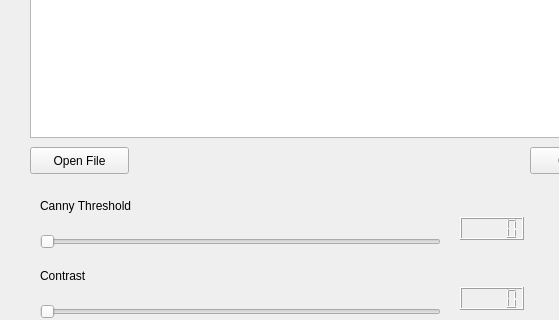
First picture: the form in src/ui/FireSmokeReco.ui, repository oras/DVision, before the edit; both pictures show x 0 to 559 and y 133 to 453 of the 659 by 536 pixel window.
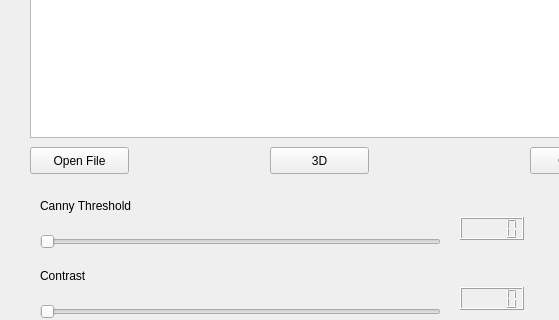
Second picture: the form after the edit.

```diff
--- a/src/ui/FireSmokeReco.ui
+++ b/src/ui/FireSmokeReco.ui
@@ -137,6 +137,19 @@
     <string>Capture</string>
    </property>
   </widget>
+  <widget class="QPushButton" name="pushButton_3">
+   <property name="geometry">
+    <rect>
+     <x>270</x>
+     <y>280</y>
+     <width>99</width>
+     <height>27</height>
+    </rect>
+   </property>
+   <property name="text">
+    <string>3D</string>
+   </property>
+  </widget>
  </widget>
  <resources/>
  <connections>
```
